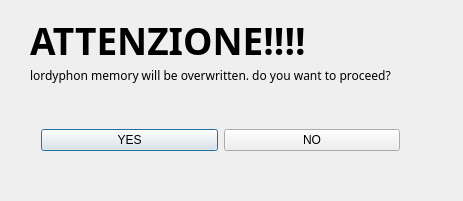
First picture: the form in QtSendDialog.ui, repository Lordyphon2021/LordyLink-online-firmware-updater, before the edit.
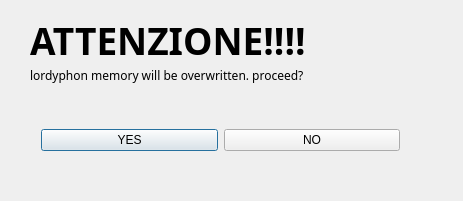
Second picture: the form after the edit.

Patch:
```diff
--- a/QtSendDialog.ui
+++ b/QtSendDialog.ui
@@ -28,7 +28,7 @@
     </font>
    </property>
    <property name="text">
-    <string>lordyphon memory will be overwritten. do you want to proceed?</string>
+    <string>lordyphon memory will be overwritten. proceed?</string>
    </property>
   </widget>
   <widget class="QWidget" name="horizontalLayoutWidget">
```
